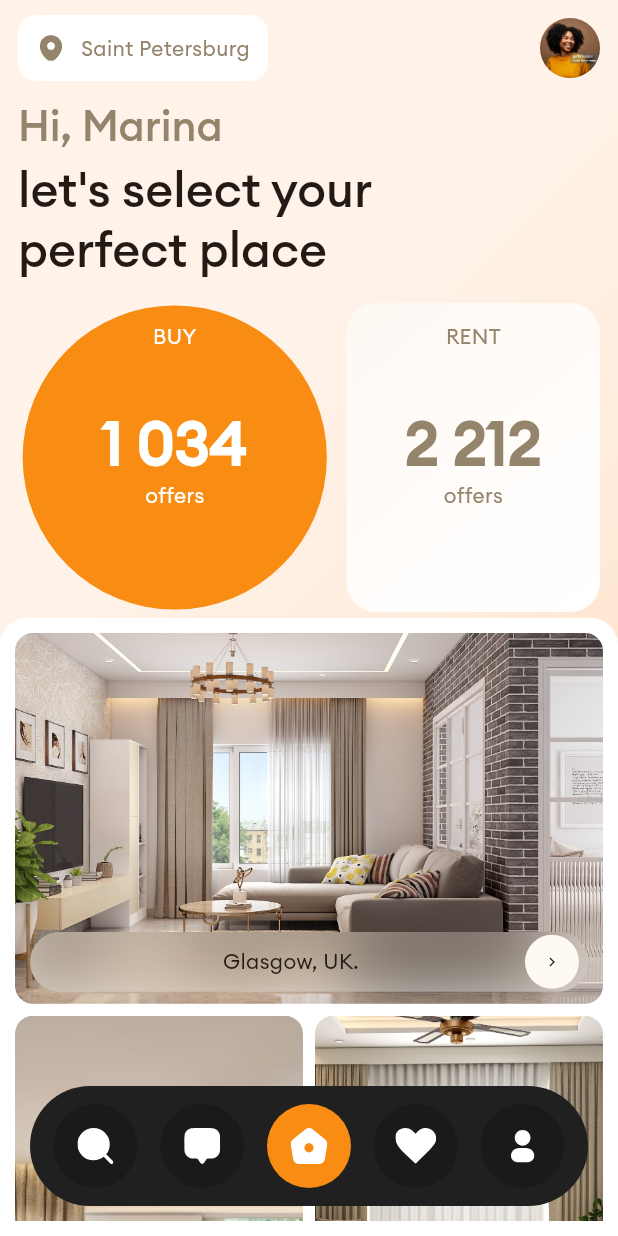
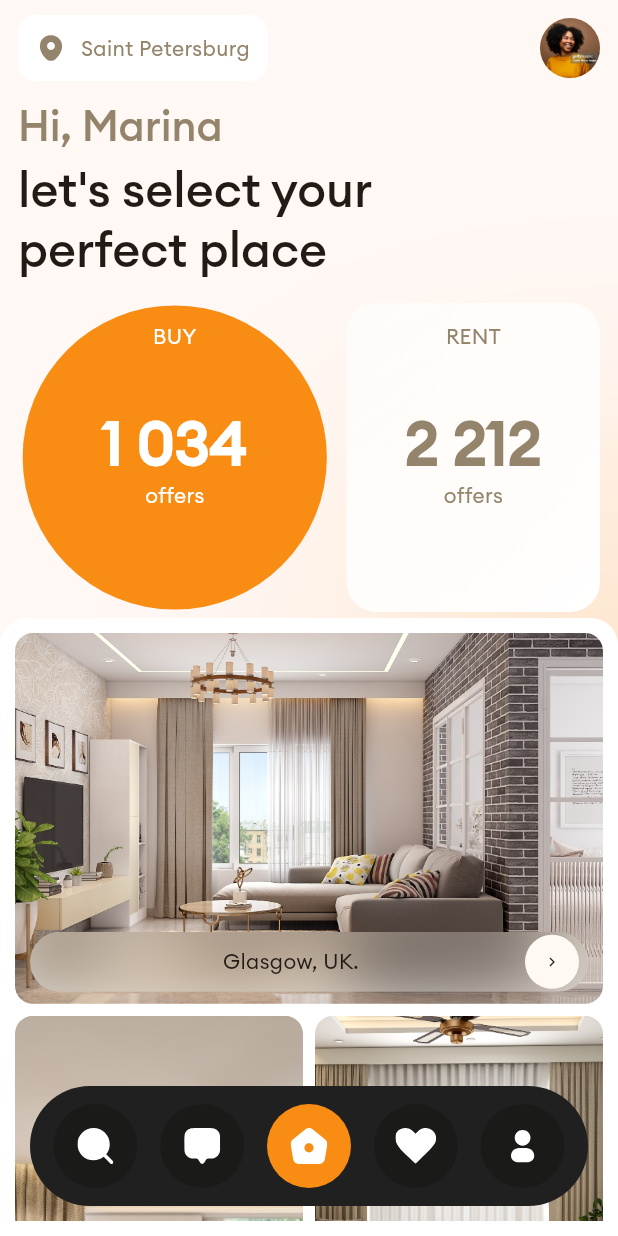
Before and after one commit to faithomotoso/m_point_assessment, a Flutter app: the screen it shows after launch, on a phone screen of 412 x 824 dp. Run offline on Flutter 3.47's test engine with Material 3 defaults, Android fonts, the phone set to English and light mode, and no system bars; our stand-ins replace flutter_keyboard_visibility, flutter_svg, google_maps_flutter; missing offline and left inert: widget_to_marker.

```diff
--- a/lib/ui/pages/home.dart
+++ b/lib/ui/pages/home.dart
@@ -1,3 +1,5 @@
+import 'dart:ui';
+
 import 'package:flutter/material.dart';
 import 'package:m_point_assessment/ui/utils/asset_paths.dart';
 import 'package:m_point_assessment/ui/utils/colors.dart';
@@ -119,20 +121,35 @@ class _HomePageState extends State<HomePage> with TickerProviderStateMixin {
   @override
   Widget build(BuildContext context) {
     return Scaffold(
-      body: Container(
+      body: Stack(
+        children: [
+          Positioned.fill(
+            child: DecoratedBox(
               decoration: BoxDecoration(
-          gradient: LinearGradient(
-            end: Alignment.bottomRight,
-            colors: [
-              AppColors.primary.withValues(alpha: 0.05),
-              AppColors.primary.withValues(alpha: 0.1),
-              AppColors.primary.withValues(alpha: 0.2),
-              AppColors.primary.withValues(alpha: 0.3),
-            ],
+                color: AppColors.primary.withValues(alpha: 0.0),
               ),
             ),
-        child: Stack(
-          children: [
+          ),
+          Positioned(
+            right: -80,
+            top: MediaQuery.sizeOf(context).height * 0.4,
+            child: BackdropFilter(
+              filter: ImageFilter.blur(sigmaX: 10, sigmaY: 10),
+              child: Container(
+                height: 200,
+                width: 300,
+                decoration: BoxDecoration(
+                  color: AppColors.primary.withValues(alpha: 0.25),
+                  shape: BoxShape.circle,
+                ),
+                child: BackdropFilter(
+                  filter: ImageFilter.blur(sigmaX: 100, sigmaY: 100),
+                  child:
+                      const SizedBox(), // For some reason, this is needed to trigger the blur
+                ),
+              ),
+            ),
+          ),
           Positioned.fill(
               child: ListView(
             padding: EdgeInsets.only(
@@ -220,7 +237,6 @@ class _HomePageState extends State<HomePage> with TickerProviderStateMixin {
           ))
         ],
       ),
-      ),
     );
   }
 }
--- a/lib/ui/widgets/home_images_view.dart
+++ b/lib/ui/widgets/home_images_view.dart
@@ -87,7 +87,7 @@ class _HomeImagesViewState extends State<HomeImagesView>
   @override
   Widget build(BuildContext context) {
     final ({double initialSize, double minSize}) verticalSizeConfig =
-        switch (MediaQuery.of(context).size.height) {
+        switch (MediaQuery.sizeOf(context).height) {
       > 600 => (initialSize: 0.5, minSize: 0.45),
       _ => (initialSize: 0.35, minSize: 0.30)
     };
```
Lines whose indentation alone changed are shown as unchanged.
